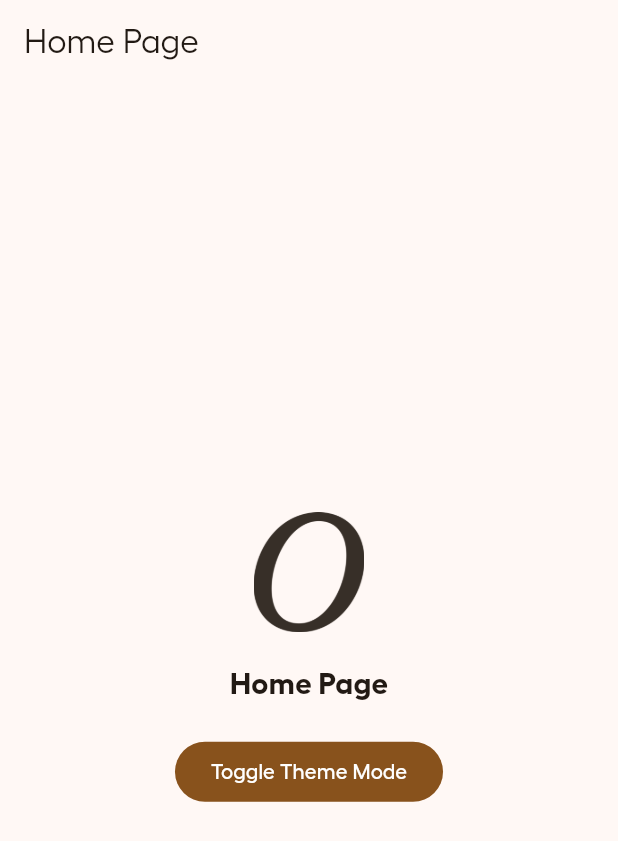
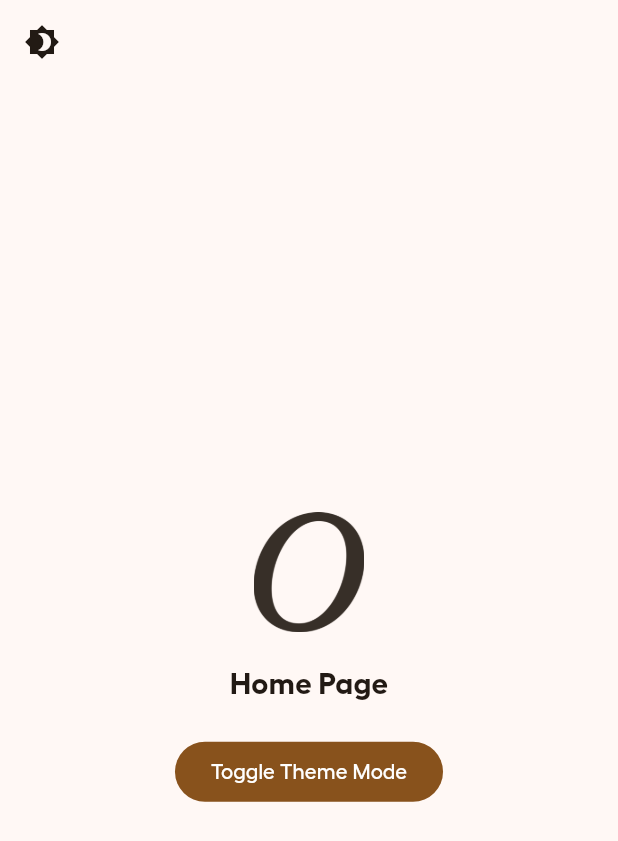
Before and after one commit to moesaid/aurora_mobile_engineer_assignment, a Flutter app: the screen it shows after launch, after a tap on "Apply", on a phone screen of 412 x 824 dp. Shown: the top 841 px of the screen. Run offline on Flutter 3.47's test engine with Material 3 defaults, Android fonts, the phone set to English and light mode, and no system bars; our stand-ins replace audioplayers, flutter_animate, flutter_svg, get, get_storage, vibration.

Commit message:
added -- toggle theme to home page

```diff
--- a/lib/App/Controllers/Global/theme_controller.dart
+++ b/lib/App/Controllers/Global/theme_controller.dart
@@ -1,6 +1,5 @@
 import 'package:aurora/Storage/theme_mode_storage.dart';
 import 'package:flutter/material.dart';
-import 'package:flutter/services.dart';
 import 'package:get/get.dart';
 
 class ThemeController extends GetxController {
@@ -18,8 +17,6 @@ class ThemeController extends GetxController {
   }
 
   Future<void> _intController() async {
-    SystemChrome.setEnabledSystemUIMode(SystemUiMode.edgeToEdge);
-
     // load saved theme mode from storage
     final savedMode = themeModeStorage.read();
     _themeMode.value = savedMode;
--- a/lib/App/Controllers/Home/home_controller.dart
+++ b/lib/App/Controllers/Home/home_controller.dart
@@ -1,3 +1,14 @@
+import 'package:flutter/services.dart';
 import 'package:get/get.dart';
 
-class HomeController extends GetxController {}
+class HomeController extends GetxController {
+  @override
+  Future<void> onInit() async {
+    await _intController();
+    super.onInit();
+  }
+
+  Future<void> _intController() async {
+    SystemChrome.setEnabledSystemUIMode(SystemUiMode.edgeToEdge);
+  }
+}
--- a/lib/App/Views/Pages/Home/home_page.dart
+++ b/lib/App/Views/Pages/Home/home_page.dart
@@ -14,7 +14,12 @@ class HomePage extends GetView<HomeController> {
       initState: (_) {},
       builder: (_) {
         return Scaffold(
-          appBar: AppBar(title: const Text('Home Page')),
+          appBar: AppBar(
+            leading: IconButton(
+              onPressed: ThemeController.instance.toggleThemeMode,
+              icon: const Icon(Icons.brightness_4),
+            ),
+          ),
           body: SafeArea(
             child: SizedBox.expand(
               child: Column(
```
